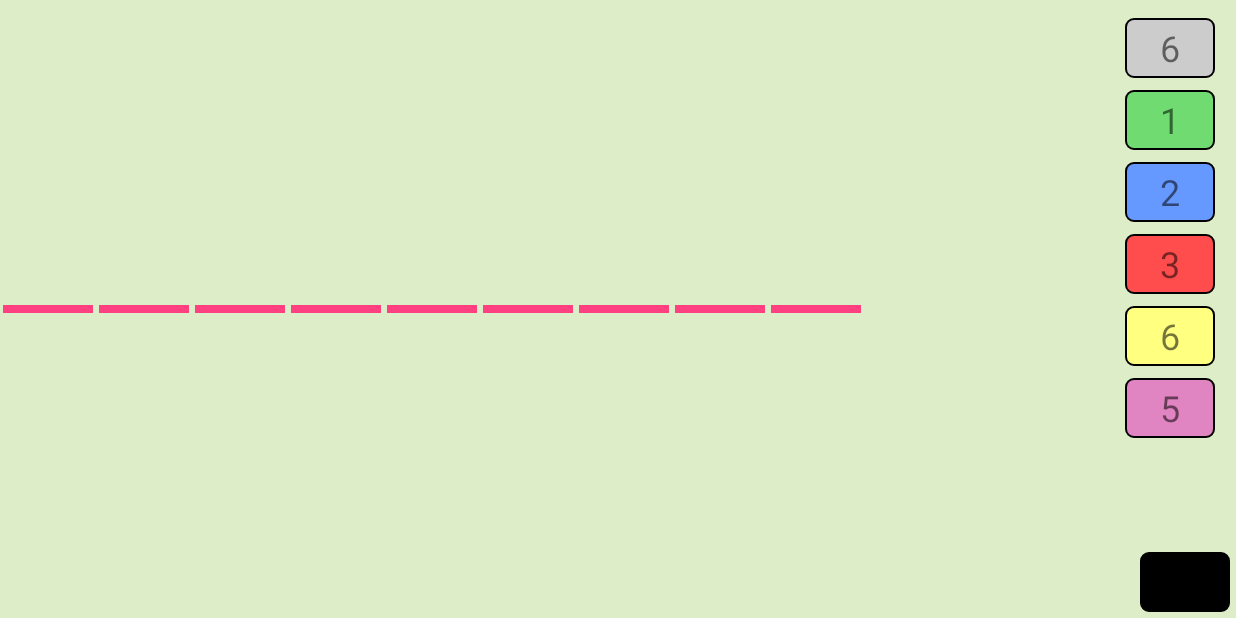
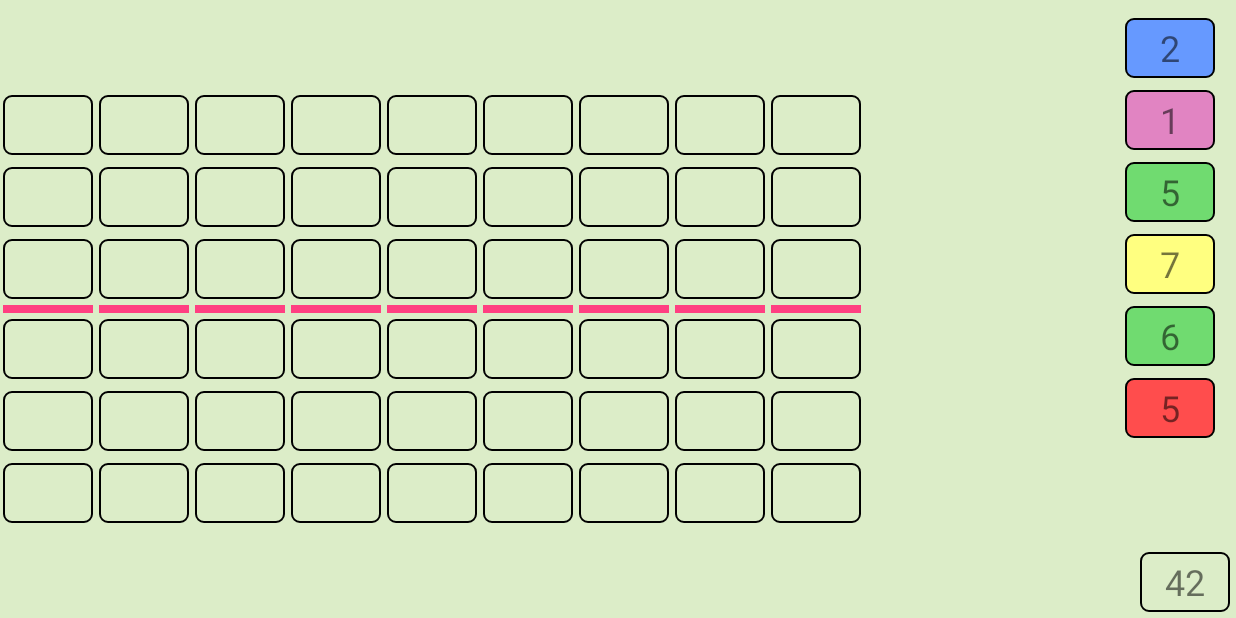
Before and after one commit to AudLau/Game_SchottenTotten, an Android app: the GameActivity screen opened directly, with no data from a screen before it, on a phone screen of 824 x 412 dp (held sideways). Run offline under Robolectric (Android 15) with nearby library versions, the phone set to English and light mode, and no system bars.

Commit message:
bug:  affichage couleur cartes vides + carte dropped apparait dans une autre stone au tour n+1
fait initialization main joueurs +  pioche

```diff
--- a/app/src/main/java/audelaurent/schottentotten/Controler/BoardAdapter.java
+++ b/app/src/main/java/audelaurent/schottentotten/Controler/BoardAdapter.java
@@ -18,6 +18,8 @@ import audelaurent.schottentotten.Model.Color;
 import audelaurent.schottentotten.Model.Game;
 import audelaurent.schottentotten.R;
 
+import static android.R.attr.tag;
+import static audelaurent.schottentotten.Model.Color.colorEnum2Int;
 import static audelaurent.schottentotten.R.layout.board_list;
 
 /**
@@ -28,22 +30,18 @@ public class BoardAdapter extends RecyclerView.Adapter<BoardViewHolder> {
     private static final String TAG = "BoardAdapter";
     private Board boardUp;
     private Board boardDown;
-    private Game myGame;
+    private GameActivity gameActivity;
 
-    public BoardAdapter(Game game) {
+    public BoardAdapter(Game game, GameActivity ga) {
         this.boardUp = game.getOtherPlayer().getPlayerBoard();
         this.boardDown = game.getThisPlayer().getPlayerBoard();
-        myGame = game;
+        gameActivity = ga;
 
     }
 
     @Override
     public BoardViewHolder onCreateViewHolder(final ViewGroup parent, int viewType) {
         View itemView = LayoutInflater.from(parent.getContext()).inflate(board_list, parent, false);
-        /*BoardClickListener bcl = new BoardClickListener();
-        itemView.setOnClickListener(bcl);
-        itemView.setOnLongClickListener(bcl);
-        itemView.setOnDragListener(bcl);*/
         return new BoardViewHolder(itemView);
     }
 
@@ -52,64 +50,37 @@ public class BoardAdapter extends RecyclerView.Adapter<BoardViewHolder> {
         Log.d(TAG, "up combination size " + boardUp.getStones().get(position).getCombin().size());
         Log.d(TAG, "down combination size " + boardDown.getStones().get(position).getCombin().size());
 
+        BoardClickListener bcl = new BoardClickListener(gameActivity);
+        holder.constraintLayout.setOnDragListener(bcl);
+        holder.constraintLayout.setTag(position);
+
         final Context cont = holder.cardup1.getContext();
         ClanCard card;
-
-        View.OnDragListener myListener = new View.OnDragListener() {
-            @Override
-            public boolean onDrag(View v, DragEvent event) {
-                switch (event.getAction()) {
-                    case DragEvent.ACTION_DROP:
-                        int tag = (int) v.getTag();
-
-                        Log.d("OndragListener", "--- DROPPED ---  with tag " + tag + "and source " + event.getClipData().getDescription().getLabel());
-                        ClanCard movedCard = myGame.getThisPlayer().getPlayerHand().getHand().get(Integer.valueOf(String.valueOf(event.getClipData().getDescription().getLabel())));
-                        boardDown.getStones().get(tag).addCard(movedCard);
-                        holder.carddown1.setBackgroundColor(cont.getColor(colorEnum2Int(movedCard.getColor())));
-                        holder.carddown1.setText("" + movedCard.getValue());
-                        holder.carddown1.setVisibility(View.VISIBLE);
-
-                        break;
-                    case DragEvent.ACTION_DRAG_ENDED:
-/*
-                        viewId = v.getId();
-                        tag = (int)v.getTag();
-                        Log.d("OndragListener", "--- ENDED ---  with viewId " + viewId);
-                        Log.d("OndragListener", "--- ENDED ---  with tag " + tag);
-*/
-
-                        break;
-                }
-                return true;
-            }
-        };
-        holder.constraintLayout.setTag(position);
-        holder.constraintLayout.setOnDragListener(myListener);
 
         int size = boardUp.getStones().get(position).getCombin().size();
         if(size>=3){
             card = boardUp.getStones().get(position).getCombin().get(2);
             holder.cardup3.setText(""+card.getValue());
             Drawable background = holder.cardup3.getBackground();
-            ((GradientDrawable)background).setColor(ContextCompat.getColor(cont, colorEnum2Int(card.getColor())));
+            ((GradientDrawable)background).setColor(ContextCompat.getColor(cont, Color.colorEnum2Int(card.getColor())));
         }else{
-            holder.cardup3.setVisibility(View.INVISIBLE);
+//            holder.cardup3.setVisibility(View.INVISIBLE);
         }
         if(size>=2){
             card = boardUp.getStones().get(position).getCombin().get(1);
             holder.cardup2.setText(""+card.getValue());
             Drawable background = holder.cardup2.getBackground();
-            ((GradientDrawable)background).setColor(ContextCompat.getColor(cont, colorEnum2Int(card.getColor())));
+            ((GradientDrawable)background).setColor(ContextCompat.getColor(cont, Color.colorEnum2Int(card.getColor())));
         }else{
-            holder.cardup2.setVisibility(View.INVISIBLE);
+//            holder.cardup2.setVisibility(View.INVISIBLE);
         }
         if(size>=1){
             card = boardUp.getStones().get(position).getCombin().get(0);
             holder.cardup1.setText(""+card.getValue());
             Drawable background = holder.cardup1.getBackground();
-            ((GradientDrawable)background).setColor(ContextCompat.getColor(cont, colorEnum2Int(card.getColor())));
+            ((GradientDrawable)background).setColor(ContextCompat.getColor(cont, Color.colorEnum2Int(card.getColor())));
         }else{
-            holder.cardup1.setVisibility(View.INVISIBLE);
+//            holder.cardup1.setVisibility(View.INVISIBLE);
         }
 
         size = boardDown.getStones().get(position).getCombin().size();
@@ -117,25 +88,25 @@ public class BoardAdapter extends RecyclerView.Adapter<BoardViewHolder> {
             card = boardDown.getStones().get(position).getCombin().get(2);
             holder.carddown3.setText(""+card.getValue());
             Drawable background = holder.carddown3.getBackground();
-            ((GradientDrawable)background).setColor(ContextCompat.getColor(cont, colorEnum2Int(card.getColor())));
+            ((GradientDrawable)background).setColor(ContextCompat.getColor(cont, Color.colorEnum2Int(card.getColor())));
         }else{
-            holder.carddown3.setVisibility(View.INVISIBLE);
+//            holder.carddown3.setVisibility(View.INVISIBLE);
         }
         if(size>=2){
             card = boardDown.getStones().get(position).getCombin().get(1);
             holder.carddown2.setText(""+card.getValue());
             Drawable background = holder.carddown2.getBackground();
-            ((GradientDrawable)background).setColor(ContextCompat.getColor(cont, colorEnum2Int(card.getColor())));
+            ((GradientDrawable)background).setColor(ContextCompat.getColor(cont, Color.colorEnum2Int(card.getColor())));
         }else{
-            holder.carddown2.setVisibility(View.INVISIBLE);
+//            holder.carddown2.setVisibility(View.INVISIBLE);
         }
         if(size>=1){
             card = boardDown.getStones().get(position).getCombin().get(0);
             holder.carddown1.setText(""+card.getValue());
             Drawable background = holder.carddown1.getBackground();
-            ((GradientDrawable)background).setColor(ContextCompat.getColor(cont, colorEnum2Int(card.getColor())));
+            ((GradientDrawable)background).setColor(ContextCompat.getColor(cont, Color.colorEnum2Int(card.getColor())));
         }else{
-            holder.carddown1.setVisibility(View.INVISIBLE);
+//            holder.carddown1.setVisibility(View.INVISIBLE);
         }
 
     }
@@ -145,23 +116,6 @@ public class BoardAdapter extends RecyclerView.Adapter<BoardViewHolder> {
         return boardUp.getStones().size();
     }
 
-    private int colorEnum2Int(Color c){
-        switch(c){
-            case YELLOW:
-                return R.color.card_yellow;
-            case GRAY:
-                return R.color.card_gray;
-            case GREEN:
-                return R.color.card_green;
-            case RED:
-                return R.color.card_red;
-            case BLUE:
-                return R.color.card_blue;
-            case PURPLE:
-                return R.color.card_purple;
-        }
-        return R.color.card_default;
-    }
 
 
 }
--- a/app/src/main/java/audelaurent/schottentotten/Controler/BoardViewHolder.java
+++ b/app/src/main/java/audelaurent/schottentotten/Controler/BoardViewHolder.java
@@ -7,6 +7,8 @@ import android.widget.ImageView;
 import android.widget.TextView;
 
 import audelaurent.schottentotten.R;
+
+import static android.R.attr.id;
 
 /**
  * Created by Aude on 04/06/2017.
--- a/app/src/main/java/audelaurent/schottentotten/Controler/HandAdapter.java
+++ b/app/src/main/java/audelaurent/schottentotten/Controler/HandAdapter.java
@@ -16,6 +16,7 @@ import audelaurent.schottentotten.Model.Game;
 import audelaurent.schottentotten.Model.Hand;
 import audelaurent.schottentotten.R;
 
+import static audelaurent.schottentotten.Model.Color.colorEnum2Int;
 import static audelaurent.schottentotten.R.layout.hand_list;
 
 
@@ -33,12 +34,6 @@ public class HandAdapter extends RecyclerView.Adapter<HandViewHolder>  {
     @Override
     public HandViewHolder onCreateViewHolder(ViewGroup parent, int viewType) {
         View itemView = LayoutInflater.from(parent.getContext()).inflate(hand_list, parent, false);
-        /*HandClickListener hcl = new HandClickListener();
-        itemView.setOnClickListener(hcl);
-        itemView.setTag(position);
-        itemView.setOnLongClickListener(hcl);
-        //itemView.setOnTouchListener(hcl);
-        itemView.setOnDragListener(hcl);*/
         return new HandViewHolder(itemView);
     }
 
@@ -51,11 +46,9 @@ public class HandAdapter extends RecyclerView.Adapter<HandViewHolder>  {
         HandClickListener hcl = new HandClickListener();
         holder.cardhand.setOnClickListener(hcl);
         holder.cardhand.setOnLongClickListener(hcl);
-        //itemView.setOnTouchListener(hcl);
-        holder.cardhand.setOnDragListener(hcl);
 
         Drawable background = holder.cardhand.getBackground();
-        ((GradientDrawable)background).setColor(ContextCompat.getColor(cont, colorEnum2Int(card.getColor())));
+        ((GradientDrawable)background).setColor(ContextCompat.getColor(cont, Color.colorEnum2Int(card.getColor())));
 
     }
 
@@ -64,22 +57,5 @@ public class HandAdapter extends RecyclerView.Adapter<HandViewHolder>  {
         return hand.getHand().size();
     }
 
-    private int colorEnum2Int(Color c){
-        switch(c){
-            case YELLOW:
-                return R.color.card_yellow;
-            case GRAY:
-                return R.color.card_gray;
-            case GREEN:
-                return R.color.card_green;
-            case RED:
-                return R.color.card_red;
-            case BLUE:
-                return R.color.card_blue;
-            case PURPLE:
-                return R.color.card_purple;
-        }
-        return R.color.card_default;
-    }
 
 }
--- a/app/src/main/java/audelaurent/schottentotten/GameActivity.java
+++ b/app/src/main/java/audelaurent/schottentotten/GameActivity.java
@@ -4,18 +4,25 @@ import android.support.v7.app.AppCompatActivity;
 import android.os.Bundle;
 import android.support.v7.widget.LinearLayoutManager;
 import android.support.v7.widget.RecyclerView;
+import android.util.Log;
 import android.view.View;
+import android.widget.TextView;
+import android.widget.Toast;
 
 import audelaurent.schottentotten.Controler.BoardAdapter;
 import audelaurent.schottentotten.Controler.HandAdapter;
+import audelaurent.schottentotten.Model.ClanCard;
 import audelaurent.schottentotten.Model.Game;
+import audelaurent.schottentotten.Model.Hand;
+import audelaurent.schottentotten.Model.Stack;
 
 public class GameActivity extends AppCompatActivity {
     private static final String TAG = "GameActivity";
-    private RecyclerView RVBoard;
-    private BoardAdapter AdaptBoard;
-    private RecyclerView RVHand;
-    private HandAdapter AdaptHand;
+    private RecyclerView rvBoard;
+    private BoardAdapter adaptBoard;
+    private RecyclerView rvHand;
+    private HandAdapter adaptHand;
+    private TextView etStack;
     private Game game;
 
 
@@ -27,21 +34,47 @@ public class GameActivity extends AppCompatActivity {
 
         game = new Game("player1" , "player2");
 
-        RVBoard = (RecyclerView) findViewById(R.id.recycler_board);
-        AdaptBoard = new BoardAdapter(game);
-        RVBoard.setAdapter(AdaptBoard);
-        RVBoard.setLayoutManager(new LinearLayoutManager(this,LinearLayoutManager.HORIZONTAL, false));
+        rvBoard = (RecyclerView) findViewById(R.id.recycler_board);
+        adaptBoard = new BoardAdapter(game, this);
+        rvBoard.setAdapter(adaptBoard);
+        rvBoard.setLayoutManager(new LinearLayoutManager(this,LinearLayoutManager.HORIZONTAL, false));
 
-        RVHand = (RecyclerView) findViewById(R.id.recycler_hand);
-        AdaptHand = new HandAdapter(game);
-        RVHand.setAdapter(AdaptHand);
-        RVHand.setLayoutManager(new LinearLayoutManager(this));
+        rvHand = (RecyclerView) findViewById(R.id.recycler_hand);
+        adaptHand = new HandAdapter(game);
+        rvHand.setAdapter(adaptHand);
+        rvHand.setLayoutManager(new LinearLayoutManager(this));
+
+        etStack = (TextView) findViewById(R.id.stack);
+        etStack.setText(""+game.getStack().getClanStack().size());
 
     }
 
-    public static void abc(View v){
-
+    public void addCardToBoard(int stone, int pos){
+        if( game.getThisPlayer().getPlayerBoard().getStones().get(stone).getCombin().size() < 3) {
+            ClanCard movedCard = game.getThisPlayer().getPlayerHand().getHand().get(pos);
+            game.getThisPlayer().getPlayerBoard().getStones().get(stone).addCard(movedCard);
+            game.getThisPlayer().getPlayerHand().removeCard(pos);
+            adaptBoard.notifyDataSetChanged();
+            adaptHand.notifyDataSetChanged();
+        } else {
+            Toast.makeText(this, "This Stone is full", Toast.LENGTH_SHORT).show();
+        }
     }
 
+    public void onClickStack(View v){
+        Log.d(TAG, "Stack clicked");
+        Stack stack = game.getStack();
+        Hand hand = game.getThisPlayer().getPlayerHand();
+
+        if(stack.getClanStack().size() > 0) {
+            int res = hand.addCard(stack.pickCard());
+            if(res == 0) {
+                adaptHand.notifyDataSetChanged();
+                etStack.setText(""+game.getStack().getClanStack().size());
+            } else {
+                Toast.makeText(this, "Your Hand is full", Toast.LENGTH_SHORT).show();
+            }
+        }
+    }
 
 }
--- a/app/src/main/java/audelaurent/schottentotten/Model/Color.java
+++ b/app/src/main/java/audelaurent/schottentotten/Model/Color.java
@@ -1,9 +1,30 @@
 package audelaurent.schottentotten.Model;
+
+import audelaurent.schottentotten.R;
 
 /**
  * Created by Aude on 28/05/2017.
  */
 
 public enum Color {
-    YELLOW, GREEN, PURPLE, BLUE, RED, GRAY
+    YELLOW, GREEN, PURPLE, BLUE, RED, GRAY;
+
+
+    public static int colorEnum2Int(Color c) {
+        switch (c) {
+            case YELLOW:
+                return R.color.card_yellow;
+            case GRAY:
+                return R.color.card_gray;
+            case GREEN:
+                return R.color.card_green;
+            case RED:
+                return R.color.card_red;
+            case BLUE:
+                return R.color.card_blue;
+            case PURPLE:
+                return R.color.card_purple;
+        }
+        return R.color.card_default;
+    }
 }
--- a/app/src/main/java/audelaurent/schottentotten/Model/Game.java
+++ b/app/src/main/java/audelaurent/schottentotten/Model/Game.java
@@ -14,6 +14,11 @@ public class Game {
         otherPlayer = new Player(otherPlayerName);
 
         stack = new Stack();
+
+        for(int i = 0; i<thisPlayer.getPlayerHand().getMaxCard(); i++){
+            thisPlayer.getPlayerHand().addCard(stack.pickCard());
+            otherPlayer.getPlayerHand().addCard(stack.pickCard());
+        }
     }
 
     public Player getThisPlayer() {
--- a/app/src/main/java/audelaurent/schottentotten/Model/Hand.java
+++ b/app/src/main/java/audelaurent/schottentotten/Model/Hand.java
@@ -17,12 +17,6 @@ public class Hand {
         hand = new ArrayList<>();
         maxCard = 6;
 
-        hand.add(new ClanCard(Color.GRAY, 6));
-        hand.add(new ClanCard(Color.GREEN, 1));
-        hand.add(new ClanCard(Color.BLUE, 2));
-        hand.add(new ClanCard(Color.RED, 3));
-        hand.add(new ClanCard(Color.YELLOW, 6));
-        hand.add(new ClanCard(Color.PURPLE, 5));
     }
 
     public ArrayList<ClanCard> getHand() {
@@ -75,4 +69,10 @@ public class Hand {
         return res;
     }
 
+    public void removeCard(int position){
+        hand.remove(position);
+    }
+
+
+
 }
--- a/app/src/main/java/audelaurent/schottentotten/Model/Stack.java
+++ b/app/src/main/java/audelaurent/schottentotten/Model/Stack.java
@@ -4,6 +4,8 @@ import android.util.Log;
 
 import java.util.ArrayList;
 import java.util.Collections;
+
+import static audelaurent.schottentotten.R.id.stack;
 
 /**
  * Created by Aude on 28/05/2017.
@@ -16,6 +18,7 @@ public class Stack {
 
 
     public Stack() {
+        initializeStacks();
     }
 
     public ArrayList<ClanCard> getClanStack() {
@@ -41,13 +44,12 @@ public class Stack {
 
     /**
      * Return the first card on the stack and delete it from the stack
-     * @param stack the stack where to pick a card
      * @return the card picked i.e. the first card on the stack
      */
-    public Card pickCard( ArrayList<? extends Card> stack){
-        if(!stack.isEmpty()){
-            Card temp = stack.get(0);
-            stack.remove(0);
+    public ClanCard pickCard(){
+        if(!clanStack.isEmpty()){
+            ClanCard temp = clanStack.get(0);
+            clanStack.remove(0);
             Log.d(TAG, "card removed:" + temp);
             return temp;
         } else {
--- a/app/src/main/res/drawable/card_shape.xml
+++ b/app/src/main/res/drawable/card_shape.xml
@@ -4,7 +4,7 @@
         android:width="1dp"
         android:color="@color/card_border" />
 
-    <solid  android:color="@color/card_default"/>
+    <solid  android:color="@color/primary_light"/>
 
     <padding
         android:left="1dp"
--- a/app/src/main/res/layout-land/activity_game.xml
+++ b/app/src/main/res/layout-land/activity_game.xml
@@ -28,7 +28,8 @@
         android:gravity="center"
         android:textAlignment="center"
         android:textSize="@dimen/card_text_size"
-        android:layout_marginEnd="4dp" />
+        android:layout_marginEnd="4dp"
+        android:onClick="onClickStack"/>
 
     <android.support.v7.widget.RecyclerView
         android:id="@+id/recycler_board"
```
Also changed, not shown: app/src/main/java/audelaurent/schottentotten/Controler/BoardClickListener.java (+15 -37 lines), app/src/main/java/audelaurent/schottentotten/Controler/HandClickListener.java (+4 -53 lines), app/src/main/res/drawable/back.png (deleted).
